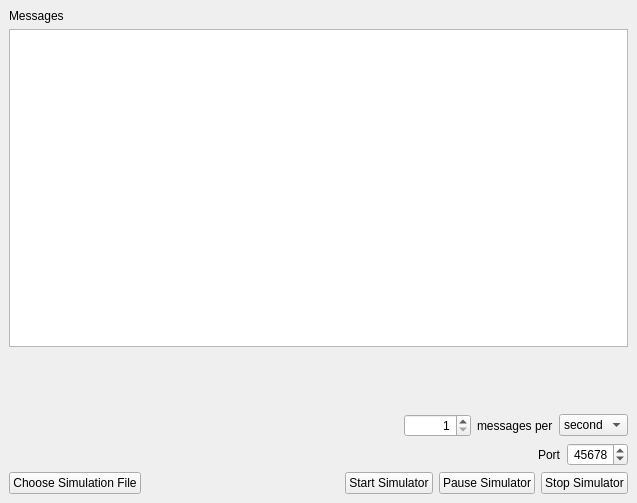
Before: the Qt Designer form source/ArcGISQtMessageSimulator/SimulatorDialog.ui in Esri/geomessage-simulator-qt, drawn with Qt 5.
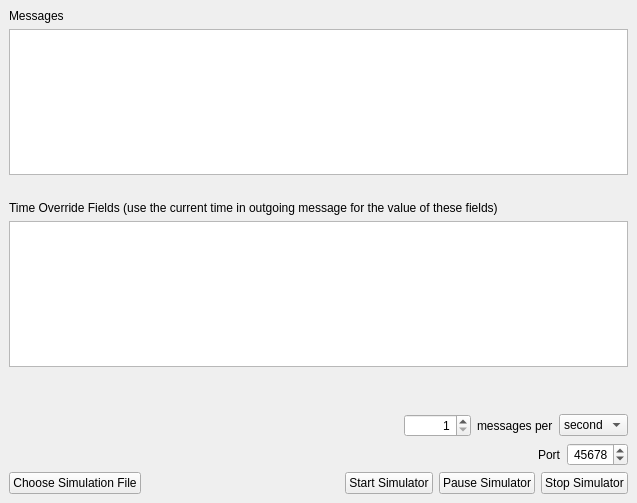
After: the same form once the commit is applied.

Commit message:
Time override fields and silent/verbose
1. Added the ability to set time override fields, such that the value of
the specified fields in outgoing messages will be the current date/time
rather than whatever is in the XML file.

2. In a previous commit, the controller was changed so that verbose is
the default. This changes the console app to reflect that. Users used to
pass "-v" to turn on verbose output. Now they pass "-s" to turn off
verbose output.

The edit to the form file:
```diff
--- a/source/ArcGISQtMessageSimulator/SimulatorDialog.ui
+++ b/source/ArcGISQtMessageSimulator/SimulatorDialog.ui
@@ -45,6 +45,23 @@
       </property>
      </spacer>
     </item>
+    <item>
+     <widget class="QLabel" name="label_3">
+      <property name="text">
+       <string>Time Override Fields (use the current time in outgoing message for the value of these fields)</string>
+      </property>
+     </widget>
+    </item>
+    <item>
+     <widget class="QListWidget" name="listWidget_timeOverrideFields">
+      <property name="focusPolicy">
+       <enum>Qt::NoFocus</enum>
+      </property>
+      <property name="selectionMode">
+       <enum>QAbstractItemView::NoSelection</enum>
+      </property>
+     </widget>
+    </item>
     <item>
      <widget class="QLabel" name="lblMessage">
       <property name="font">
```
The commit also changes 5 other files.
